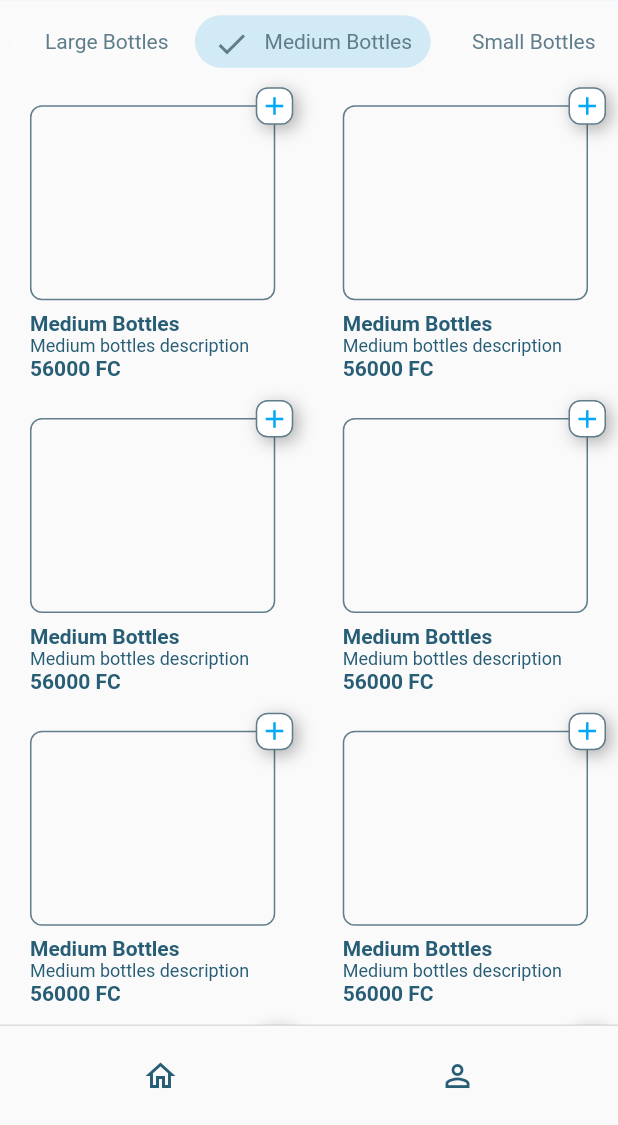
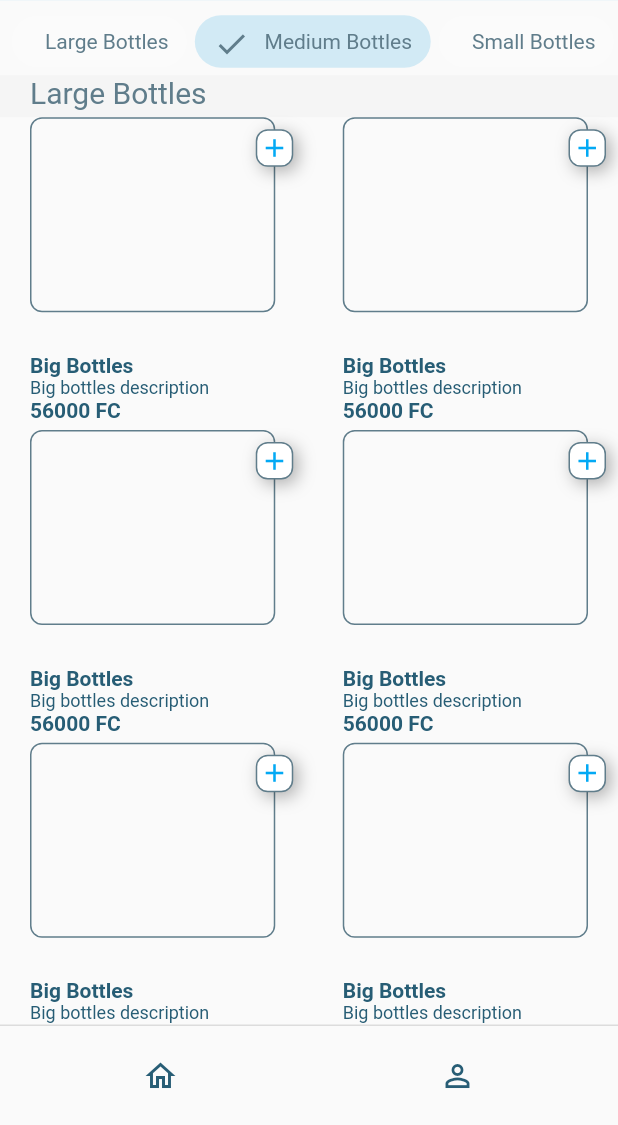
Before and after one commit to DavidMilai/AmaiziTestApp, a Flutter app: the HomeScreen screen opened by its route, after a tap on "Medium Bottles", on a phone screen of 412 x 824 dp, the part 111-1236 px from its top. Run offline on Flutter 3.47's test engine with Material 2 defaults, Android fonts, the phone set to English and light mode, and no system bars; drawn by our look-alikes of scrollable_positioned_list; our stand-ins replace dio, fluttertoast, hive, hive_flutter; accounts and stored records are empty; generated files the repository leaves out were written again; network calls fail.

Commit message:
single child list scroll view

```diff
--- a/lib/screens/home_screen/products_tab.dart
+++ b/lib/screens/home_screen/products_tab.dart
@@ -1,4 +1,5 @@
 import 'package:flutter/material.dart';
+import 'package:scrollable_positioned_list/scrollable_positioned_list.dart';
 
 import '../../config.dart';
 
@@ -9,6 +10,7 @@ class ProductsTab extends StatefulWidget {
 
 class _ProductsTabState extends State<ProductsTab> {
   int selectedIndex = 0;
+  ItemScrollController _scrollController = ItemScrollController();
   List<String> categories = [
     "Large Bottles",
     "Medium Bottles",
@@ -19,6 +21,11 @@ class _ProductsTabState extends State<ProductsTab> {
     "Medium Bottles": "Medium bottles description",
     "Small Bottles": "Small bottles description",
   };
+  @override
+  void initState() {
+    // TODO: implement initState
+    super.initState();
+  }
 
   @override
   Widget build(BuildContext context) {
@@ -91,6 +98,8 @@ class _ProductsTabState extends State<ProductsTab> {
                   return GestureDetector(
                     onTap: () {
                       selectedIndex = index;
+                      _scrollController.scrollTo(
+                          index: selectedIndex, duration: Duration(seconds: 1));
                       setState(() {});
                     },
                     child: Container(
@@ -122,9 +131,31 @@ class _ProductsTabState extends State<ProductsTab> {
                   );
                 })),
         Expanded(
-          child: ProductsGrid(
-              title: products.keys.elementAt(selectedIndex),
-              description: products.values.elementAt(selectedIndex)),
+          child: ScrollablePositionedList.builder(
+            itemScrollController: _scrollController,
+            itemPositionsListener: ItemPositionsListener.create(),
+            itemCount: categories.length,
+            itemBuilder: (context, item) {
+              return Column(
+                crossAxisAlignment: CrossAxisAlignment.start,
+                children: [
+                  Container(
+                    width: double.infinity,
+                    color: Colors.grey.withOpacity(0.05),
+                    child: Padding(
+                      padding: EdgeInsets.only(left: 20, bottom: 5),
+                      child: Text(categories[item],
+                          style:
+                              TextStyle(color: Colors.blueGrey, fontSize: 20)),
+                    ),
+                  ),
+                  ProductsGrid(
+                      title: products.keys.elementAt(item),
+                      description: products.values.elementAt(item)),
+                ],
+              );
+            },
+          ),
         )
       ],
     );
@@ -154,7 +185,7 @@ class ProductsGrid extends StatelessWidget {
                 Align(
                   alignment: Alignment.topRight,
                   child: Container(
-                    margin: EdgeInsets.all(20),
+                    margin: EdgeInsets.only(left: 20, right: 20, bottom: 20),
                     height: 130,
                     decoration: BoxDecoration(
                         borderRadius: BorderRadius.all(Radius.circular(8)),
--- a/pubspec.yaml
+++ b/pubspec.yaml
@@ -34,6 +34,7 @@ dependencies:
   hive_flutter: ^1.0.0
   fluttertoast: ^8.0.7
   flutter_spinkit: ^4.1.2
+  scrollable_positioned_list: ^0.1.10
 
 
 dev_dependencies:
```
Also changed, not shown: pubspec.lock.
